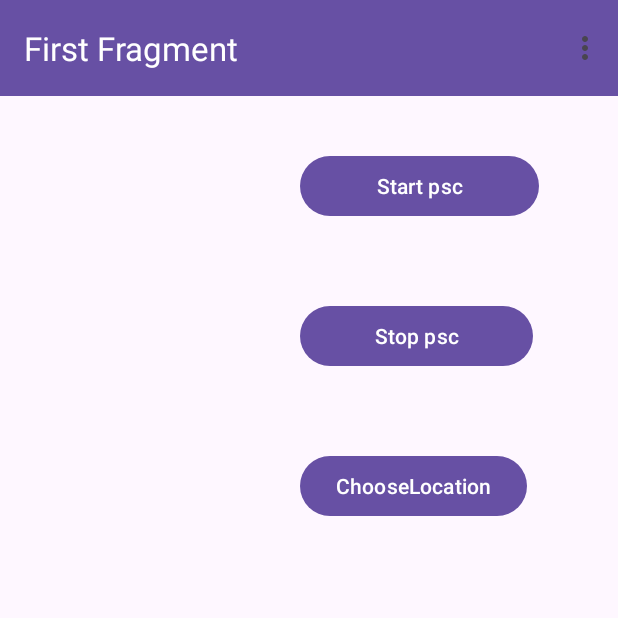
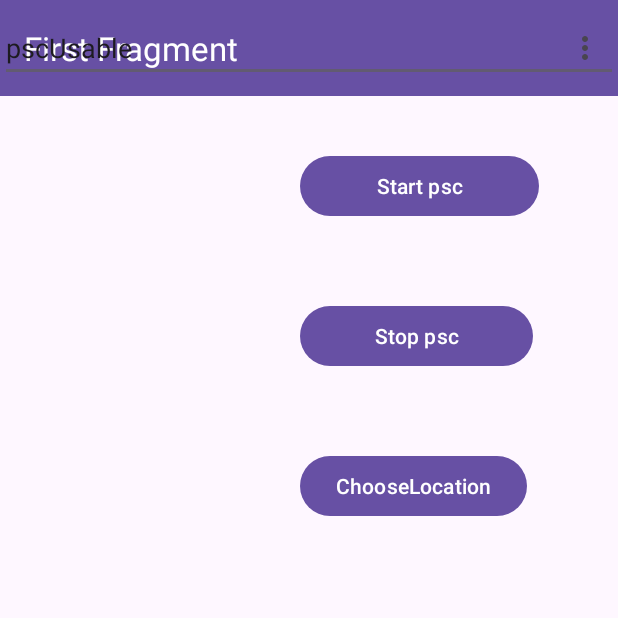
Before and after one commit to Sliner05/pscAndroid, an Android app: the screen it shows after launch (MainActivity), on a phone screen of 412 x 824 dp, the top half of it. Run offline under Robolectric (Android 15) with nearby library versions, the phone set to English and light mode, and no system bars; our stand-ins replace navigation-ui.

```diff
--- a/app/src/main/AndroidManifest.xml
+++ b/app/src/main/AndroidManifest.xml
@@ -2,12 +2,13 @@
 <manifest xmlns:android="http://schemas.android.com/apk/res/android"
     xmlns:tools="http://schemas.android.com/tools">
 
-    <uses-permission android:name="android.permission.RECORD_AUDIO" />
     <uses-permission android:name="android.permission.WRITE_EXTERNAL_STORAGE" />
     <uses-permission android:name="android.permission.READ_EXTERNAL_STORAGE" />
     <uses-permission android:name="android.permission.CAPTURE_IMAGE_OUTPUT" />
+    <uses-permission android:name="android.permission.SYSTEM_ALERT_WINDOW" />
 
     <application
+        android:requestLegacyExternalStorage="true"
         android:allowBackup="true"
         android:dataExtractionRules="@xml/data_extraction_rules"
         android:fullBackupContent="@xml/backup_rules"
@@ -16,7 +17,8 @@
         android:roundIcon="@mipmap/ic_launcher_round"
         android:supportsRtl="true"
         android:theme="@style/Theme.NilsScreenshots"
-        tools:targetApi="31">
+        tools:targetApi="31"
+        android:appCategory="image">
         <activity
             android:name=".MainActivity"
             android:exported="true"
--- a/app/src/main/java/com/nils/nilsscreenshots/FirstFragment.java
+++ b/app/src/main/java/com/nils/nilsscreenshots/FirstFragment.java
@@ -44,4 +44,5 @@ public class FirstFragment extends Fragment {
         binding = null;
     }
 
+
 }
--- a/app/src/main/res/layout/activity_main.xml
+++ b/app/src/main/res/layout/activity_main.xml
@@ -8,6 +8,7 @@
     tools:context=".MainActivity">
 
     <com.google.android.material.appbar.AppBarLayout
+        android:id="@+id/appBarLayout"
         android:layout_width="match_parent"
         android:layout_height="wrap_content"
         android:fitsSystemWindows="true">
@@ -17,7 +18,7 @@
             android:layout_width="match_parent"
             android:layout_height="?attr/actionBarSize"
             android:background="?attr/colorPrimary"
-            app:titleTextColor="@android:color/white" ></androidx.appcompat.widget.Toolbar>
+            app:titleTextColor="@android:color/white"></androidx.appcompat.widget.Toolbar>
 
     </com.google.android.material.appbar.AppBarLayout>
 
@@ -33,7 +34,8 @@
         android:text="Start psc"
         android:translationX="200dp"
         android:translationY="100dp"
-        tools:visibility="visible" />
+        tools:visibility="visible"
+        android:onClick="startpsc" />
 
     <Button
         android:id="@+id/buttonStop"
@@ -41,7 +43,8 @@
         android:layout_height="wrap_content"
         android:text="Stop psc"
         android:translationX="200dp"
-        android:translationY="200dp" />
+        android:translationY="200dp"
+        android:onClick="stoppsc" />
 
     <Button
         android:id="@+id/buttonChoosePath"
@@ -50,6 +53,17 @@
         android:insetLeft="0dp"
         android:text="ChooseLocation"
         android:translationX="200dp"
-        android:translationY="300dp" />
+        android:translationY="300dp"
+        android:onClick="choosePath" />
+
+    <EditText
+        android:id="@+id/editTextText2"
+        android:layout_width="match_parent"
+        android:layout_height="wrap_content"
+        android:ems="10"
+        android:inputType="text"
+        android:text="pscUsable"
+        app:layout_anchor="@+id/appBarLayout"
+        app:layout_anchorGravity="center" />
 
 </androidx.coordinatorlayout.widget.CoordinatorLayout>
```
Also changed, not shown: app/src/main/java/com/nils/nilsscreenshots/MainActivity.java (+77 -0 lines), app/src/main/java/com/nils/nilsscreenshots/OverlayButtonService.java (added, +62 -0 lines).
